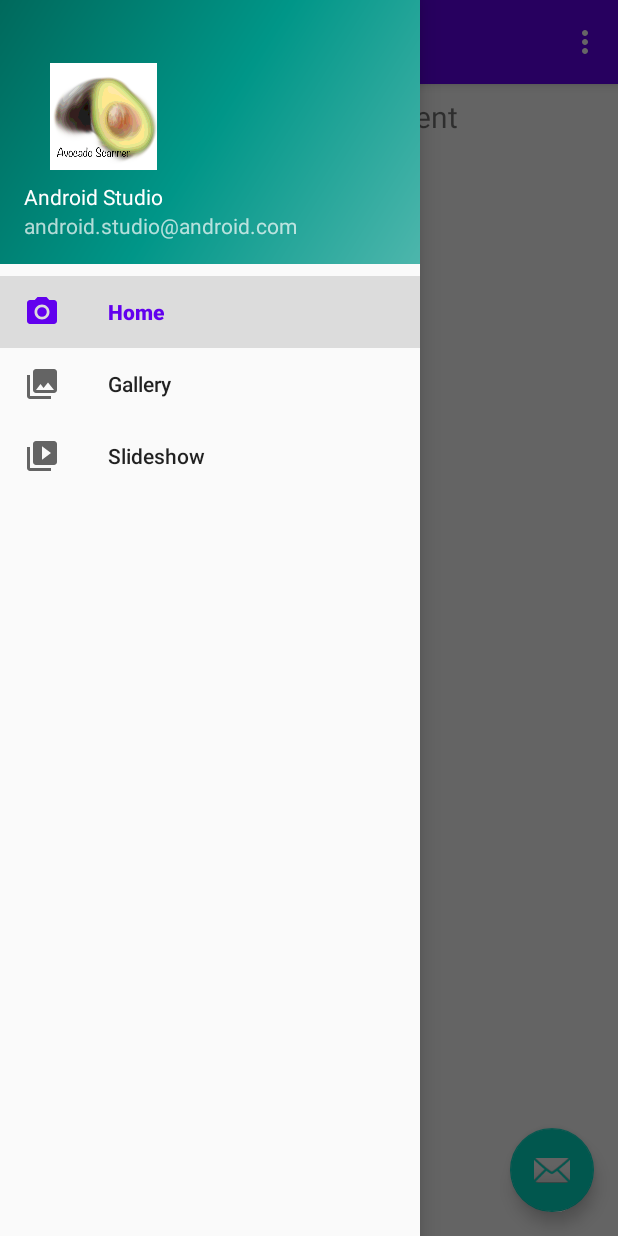
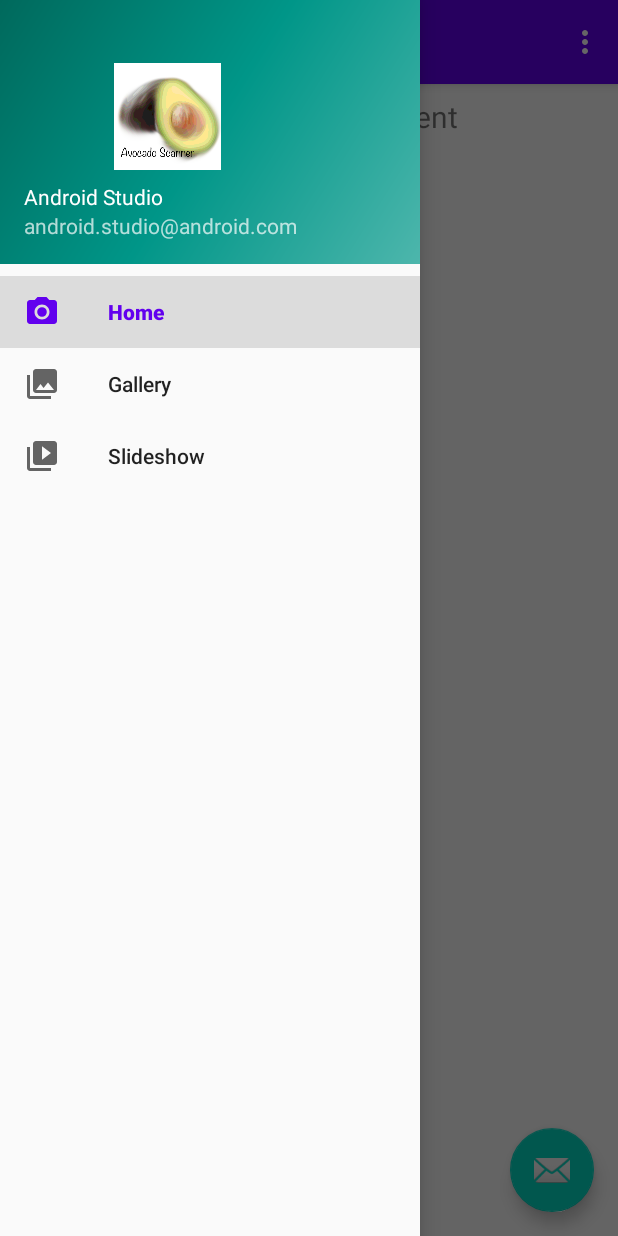
Before and after one commit to Camerajonas/ES96A-App, an Android app: the screen it shows after launch (MainActivity), with the side drawer open, on a phone screen of 412 x 824 dp. Run offline under Robolectric (Android 15) with nearby library versions, the light colour scheme and no system bars; our stand-ins replace navigation-ui.

Commit message:
I changed the logo, a few of the textview item names, and changed some text.

```diff
--- a/app/src/main/res/layout/nav_header_main.xml
+++ b/app/src/main/res/layout/nav_header_main.xml
@@ -14,25 +14,28 @@
     android:theme="@style/ThemeOverlay.AppCompat.Dark">
 
     <ImageView
-        android:id="@+id/imageView"
-        android:layout_width="106dp"
+        android:id="@+id/logo"
+        android:layout_width="191dp"
         android:layout_height="79dp"
         android:contentDescription="@string/nav_header_desc"
         android:paddingTop="@dimen/nav_header_vertical_spacing"
         app:srcCompat="@drawable/avocado_logo"
-        tools:srcCompat="@drawable/avocado_logo" />
+        tools:srcCompat="@drawable/avocado" />
 
     <TextView
+        android:id="@+id/appName"
         android:layout_width="match_parent"
         android:layout_height="wrap_content"
         android:paddingTop="@dimen/nav_header_vertical_spacing"
         android:text="@string/nav_header_title"
-        android:textAppearance="@style/TextAppearance.AppCompat.Body1" />
+        android:textAppearance="@style/TextAppearance.AppCompat.Body1"
+        tools:text="Savormetrics" />
 
     <TextView
-        android:id="@+id/textView"
+        android:id="@+id/contactPane"
         android:layout_width="wrap_content"
         android:layout_height="wrap_content"
-        android:text="@string/nav_header_subtitle" />
+        android:text="@string/nav_header_subtitle"
+        tools:text="1.800.409.8144" />
 
 </LinearLayout>
```
Also changed, not shown: app/src/main/res/drawable/avocado.png (added).
